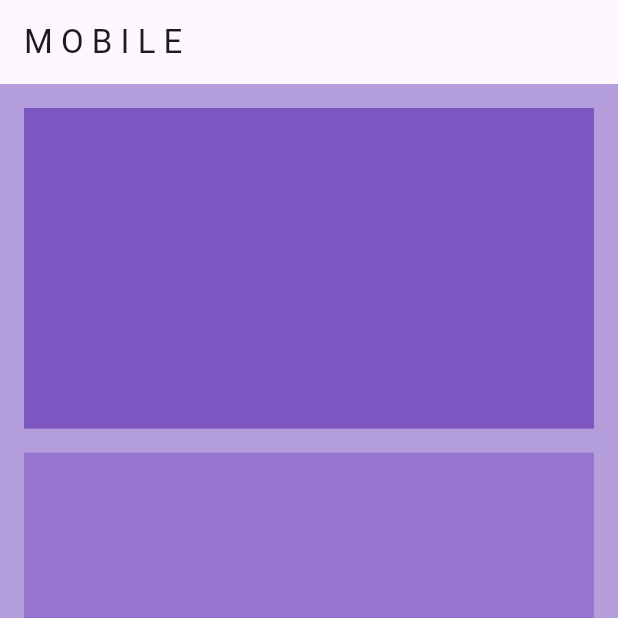
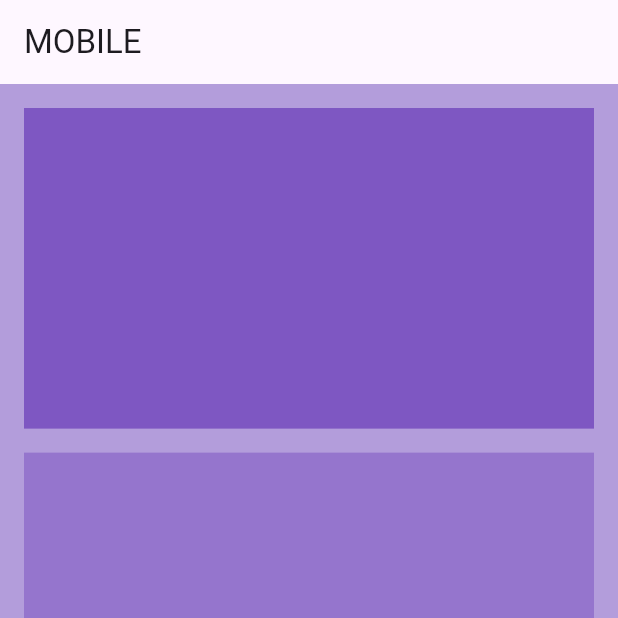
Before and after one commit to edengenet0/responsive, a Flutter app: the screen it shows after launch, on a phone screen of 412 x 824 dp, the top half of it. Run offline on Flutter 3.47's test engine with Material 3 defaults, Android fonts, the phone set to English and light mode, and no system bars.

Commit message:
minor edites

```diff
--- a/lib/responsive/mobile_body.dart
+++ b/lib/responsive/mobile_body.dart
@@ -8,7 +8,7 @@ class MyMobileBody extends StatelessWidget {
     return Scaffold(
       backgroundColor: Colors.deepPurple[200],
       appBar: AppBar(
-        title: Text('M O B I L E'),
+        title: Text('MOBILE'),
       ),
       body: Padding(
         padding: const EdgeInsets.all(8.0),
```
